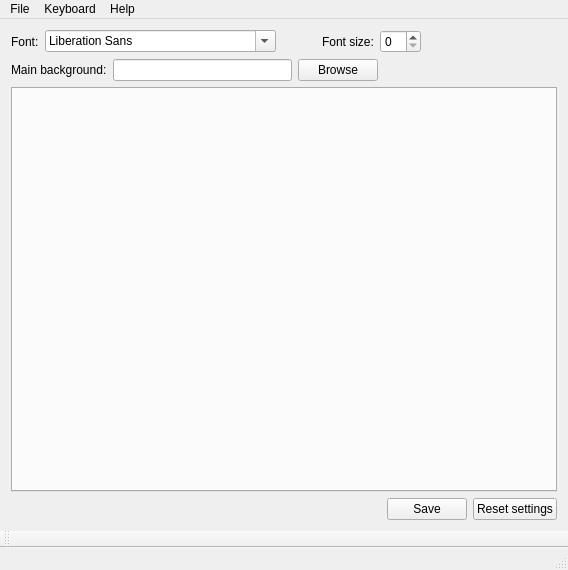
Above: Settings/mainwindow.ui from jimmyd-be/Hardware-Monitor-Applet before the change. Below: the same form after it.
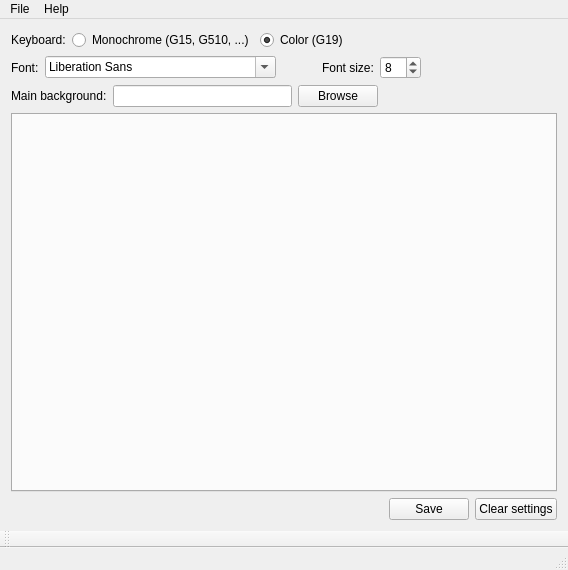
That is the form after the change.

```diff
--- a/Settings/mainwindow.ui
+++ b/Settings/mainwindow.ui
@@ -16,8 +16,53 @@
   <widget class="QWidget" name="centralWidget">
    <layout class="QGridLayout" name="gridLayout">
     <item row="0" column="0">
-     <layout class="QVBoxLayout" name="verticalLayout">
+     <layout class="QHBoxLayout" name="horizontalLayout_4">
       <item>
+       <widget class="QLabel" name="label_4">
+        <property name="text">
+         <string>Keyboard:</string>
+        </property>
+       </widget>
+      </item>
+      <item>
+       <widget class="QRadioButton" name="monochromeRadioButton">
+        <property name="text">
+         <string>Monochrome (G15, G510, ...)</string>
+        </property>
+        <attribute name="buttonGroup">
+         <string notr="true">keyboardGroup</string>
+        </attribute>
+       </widget>
+      </item>
+      <item>
+       <widget class="QRadioButton" name="colorRadioButton">
+        <property name="text">
+         <string>Color (G19)</string>
+        </property>
+        <property name="checked">
+         <bool>true</bool>
+        </property>
+        <attribute name="buttonGroup">
+         <string notr="true">keyboardGroup</string>
+        </attribute>
+       </widget>
+      </item>
+      <item>
+       <spacer name="horizontalSpacer_5">
+        <property name="orientation">
+         <enum>Qt::Horizontal</enum>
+        </property>
+        <property name="sizeHint" stdset="0">
+         <size>
+          <width>40</width>
+          <height>20</height>
+         </size>
+        </property>
+       </spacer>
+      </item>
+     </layout>
+    </item>
+    <item row="1" column="0">
        <layout class="QHBoxLayout" name="horizontalLayout">
         <item>
          <widget class="QLabel" name="label">
@@ -53,7 +98,11 @@
          </widget>
         </item>
         <item>
-         <widget class="QSpinBox" name="spinBox"/>
+       <widget class="QSpinBox" name="spinBox">
+        <property name="value">
+         <number>8</number>
+        </property>
+       </widget>
         </item>
         <item>
          <spacer name="horizontalSpacer_4">
@@ -70,8 +119,8 @@
         </item>
        </layout>
       </item>
-      <item>
-       <layout class="QHBoxLayout" name="horizontalLayout_2">
+    <item row="2" column="0">
+     <layout class="QHBoxLayout" name="backgroundHorizontalLayout">
         <item>
          <widget class="QLabel" name="label_3">
           <property name="text">
@@ -104,7 +153,7 @@
         </item>
        </layout>
       </item>
-      <item>
+    <item row="3" column="0">
        <widget class="QTabWidget" name="tabWidget">
         <property name="currentIndex">
          <number>-1</number>
@@ -117,7 +166,7 @@
         </property>
        </widget>
       </item>
-      <item>
+    <item row="4" column="0">
        <layout class="QHBoxLayout" name="horizontalLayout_3">
         <item>
          <spacer name="horizontalSpacer_3">
@@ -142,11 +191,9 @@
         <item>
          <widget class="QPushButton" name="pushButton_3">
           <property name="text">
-           <string>Reset settings</string>
-          </property>
-         </widget>
-        </item>
-       </layout>
+         <string>Clear settings</string>
+        </property>
+       </widget>
       </item>
      </layout>
     </item>
@@ -175,17 +222,8 @@
     </property>
     <addaction name="actionAbout"/>
     <addaction name="actionReport_issue"/>
-    <addaction name="actionHelp"/>
-   </widget>
-   <widget class="QMenu" name="menuKeyboard">
-    <property name="title">
-     <string>Keyboard</string>
-    </property>
-    <addaction name="actionMonochrome"/>
-    <addaction name="actionColor"/>
    </widget>
    <addaction name="menuFile"/>
-   <addaction name="menuKeyboard"/>
    <addaction name="menuHelp"/>
   </widget>
   <widget class="QToolBar" name="mainToolBar">
```
Left out of the diff: 5 changed lines with no effect on the pictures. Lines whose indentation alone changed are shown as unchanged.
